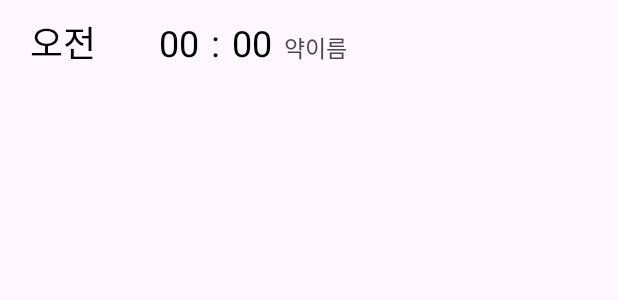
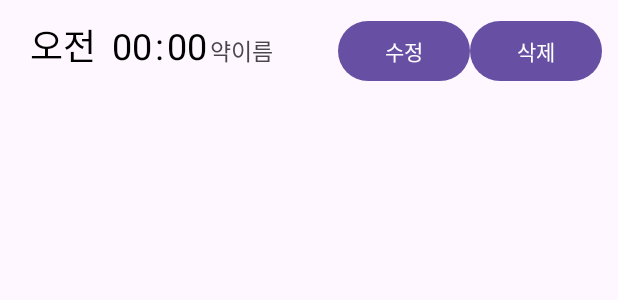
Before and after one commit to Kimyubin357/Diabetes_Management_App, an Android app: the layout item_alarm.xml on its own in the app's theme, with its tools: preview values and no code run, on a phone screen of 412 x 824 dp. Shown: the top 300 px of the screen. Run offline under Robolectric (Android 15) with nearby library versions, the phone set to English and light mode, and no system bars.

Commit message:
plus add, change btn_NOTCORRECT

```diff
--- a/app/src/main/res/layout/activity_login.xml
+++ b/app/src/main/res/layout/activity_login.xml
@@ -155,9 +155,9 @@
         android:layout_alignParentTop="true"
         android:layout_alignParentEnd="true"
         android:layout_alignParentBottom="true"
-        android:layout_marginStart="1dp"
+        android:layout_marginStart="14dp"
         android:layout_marginTop="-17dp"
-        android:layout_marginEnd="-4dp"
+        android:layout_marginEnd="-17dp"
         android:layout_marginBottom="276dp"
         android:src="@drawable/login_background"
         android:translationZ="-101dp" />
--- a/app/src/main/res/layout/item_alarm.xml
+++ b/app/src/main/res/layout/item_alarm.xml
@@ -52,6 +52,21 @@
         android:layout_weight="2"
         android:textSize="15dp"
         tools:text="약이름" />
+    <Button
+        android:id="@+id/btnEdit"
+        android:layout_width="wrap_content"
+        android:layout_height="wrap_content"
+        android:layout_alignParentEnd="true"
+        android:layout_alignParentTop="true"
+        android:text="수정" />
+
+    <Button
+        android:id="@+id/btnDelete"
+        android:layout_width="wrap_content"
+        android:layout_height="wrap_content"
+        android:layout_below="@id/btnEdit"
+        android:layout_alignParentEnd="true"
+        android:text="삭제" />
 
 
 </LinearLayout>
--- a/app/src/main/res/layout/modify_alarm.xml
+++ b/app/src/main/res/layout/modify_alarm.xml
@@ -3,8 +3,7 @@
     xmlns:app="http://schemas.android.com/apk/res-auto"
     xmlns:tools="http://schemas.android.com/tools"
     android:layout_width="match_parent"
-    android:layout_height="match_parent"
-    android:background="@drawable/main_header_selector">
+    android:layout_height="match_parent">
 
 
     <EditText
--- a/app/src/main/res/layout/set_alarm.xml
+++ b/app/src/main/res/layout/set_alarm.xml
@@ -3,8 +3,7 @@
     xmlns:app="http://schemas.android.com/apk/res-auto"
     xmlns:tools="http://schemas.android.com/tools"
     android:layout_width="match_parent"
-    android:layout_height="match_parent"
-    android:background="@drawable/main_header_selector">
+    android:layout_height="match_parent">
 
 
     <EditText
```
Also changed, not shown: app/src/main/java/com/cookandroid/login/AlarmActivity.java (+47 -0 lines).
